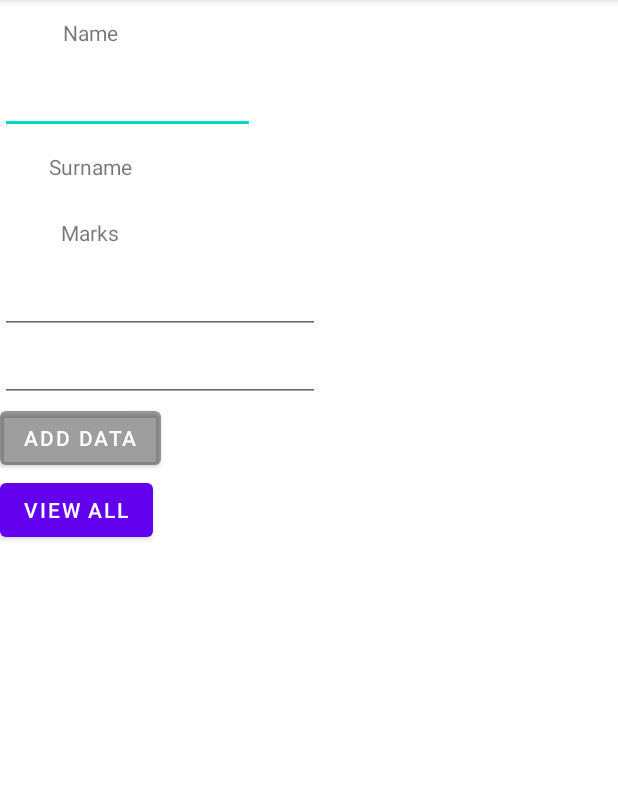
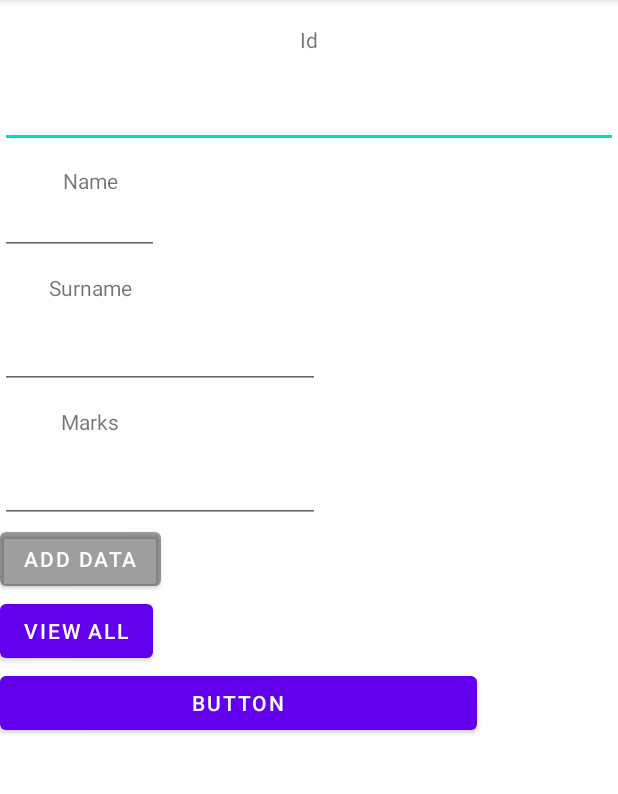
Before and after one commit to hkawinzi/Student-Management, an Android app: the screen it shows after launch (MainActivity), on a phone screen of 412 x 824 dp, the part 84-878 px from its top. Run offline under Robolectric (Android 15) with nearby library versions, the phone set to English and light mode, and no system bars.

Commit message:
adding a button and a method to the button that will allow one to update data

```diff
--- a/app/src/main/java/com/example/studentmanagement/MainActivity.java
+++ b/app/src/main/java/com/example/studentmanagement/MainActivity.java
@@ -27,6 +27,7 @@ public class MainActivity extends AppCompatActivity {
         btnAddData = (Button) findViewById(R.id.button_add);
         btnViewAll = (Button) findViewById(R.id.button_viewAll);
         AddData();
+        ViewAll();
 
     }
     public void AddData(){
@@ -48,13 +49,14 @@ public class MainActivity extends AppCompatActivity {
                 }
         );
     }
-    public void viewAll() {
+    public void ViewAll() {
         btnViewAll.setOnClickListener(
                 new View.OnClickListener() {
                     @Override
                     public void onClick(View v) {
                         Cursor results = myDb.getAllData();
                         if(results.getCount() == 0) {
+                            showMessage("error", "No data found");
                             return;
                         }
                         StringBuffer buffer = new StringBuffer();
@@ -65,12 +67,18 @@ public class MainActivity extends AppCompatActivity {
                             buffer.append("Marks:" + results.getString(3) +"\n\n");
 
 
+
                         }
+                        showMessage("Data", buffer.toString());
                     }
                 }
         );
     }
     public void showMessage(String title,String Message) {
         AlertDialog.Builder builder = new AlertDialog.Builder(this);
+        builder.setCancelable(true);
+        builder.setTitle(title);
+        builder.setMessage(Message);
+        builder.show();
     }
 }
--- a/app/src/main/res/layout/activity_main.xml
+++ b/app/src/main/res/layout/activity_main.xml
@@ -5,9 +5,21 @@
     android:layout_width="match_parent"
     android:layout_height="match_parent"
     tools:context=".MainActivity"
-    android:orientation="vertical"
- >
+    android:orientation="vertical">
 
+    <TextView
+        android:id="@+id/Id"
+        android:layout_width="match_parent"
+        android:layout_height="53dp"
+        android:text="Id"
+        android:gravity="center" />
+
+    <EditText
+        android:id="@+id/editTextTextPersonName8"
+        android:layout_width="match_parent"
+        android:layout_height="wrap_content"
+        android:ems="10"
+        android:inputType="textPersonName" />
 
     <TextView
         android:id="@+id/textView"
@@ -20,8 +32,8 @@
 
     <EditText
         android:id="@+id/editText_name"
-        android:layout_width="170dp"
-        android:layout_height="wrap_content"
+        android:layout_width="106dp"
+        android:layout_height="27dp"
         android:ems="10"
         android:inputType="textPersonName"
         tools:layout_editor_absoluteX="211dp"
@@ -35,6 +47,14 @@
         android:text="Surname"
         tools:layout_editor_absoluteX="16dp"
         tools:layout_editor_absoluteY="176dp" />
+    <EditText
+        android:id="@+id/editText_surname"
+        android:layout_width="wrap_content"
+        android:layout_height="wrap_content"
+        android:ems="10"
+        android:inputType="textPersonName"
+        tools:layout_editor_absoluteX="203dp"
+        tools:layout_editor_absoluteY="184dp" />
 
     <TextView
         android:id="@+id/textView2"
@@ -45,14 +65,7 @@
         tools:layout_editor_absoluteX="29dp"
         tools:layout_editor_absoluteY="296dp" />
 
-    <EditText
-        android:id="@+id/editText_surname"
-        android:layout_width="wrap_content"
-        android:layout_height="wrap_content"
-        android:ems="10"
-        android:inputType="textPersonName"
-        tools:layout_editor_absoluteX="203dp"
-        tools:layout_editor_absoluteY="184dp" />
+
 
     <EditText
         android:id="@+id/editText_marks"
@@ -79,4 +92,12 @@
         android:text="View all"
         tools:layout_editor_absoluteX="244dp"
         tools:layout_editor_absoluteY="501dp" />
+
+    <Button
+        android:id="@+id/Update"
+        android:layout_width="318dp"
+        android:layout_height="wrap_content"
+        android:text="Button" />
+
+
 </LinearLayout>
```
Also changed, not shown: app/src/main/java/com/example/studentmanagement/DatabaseHelper.java (+11 -0 lines).
